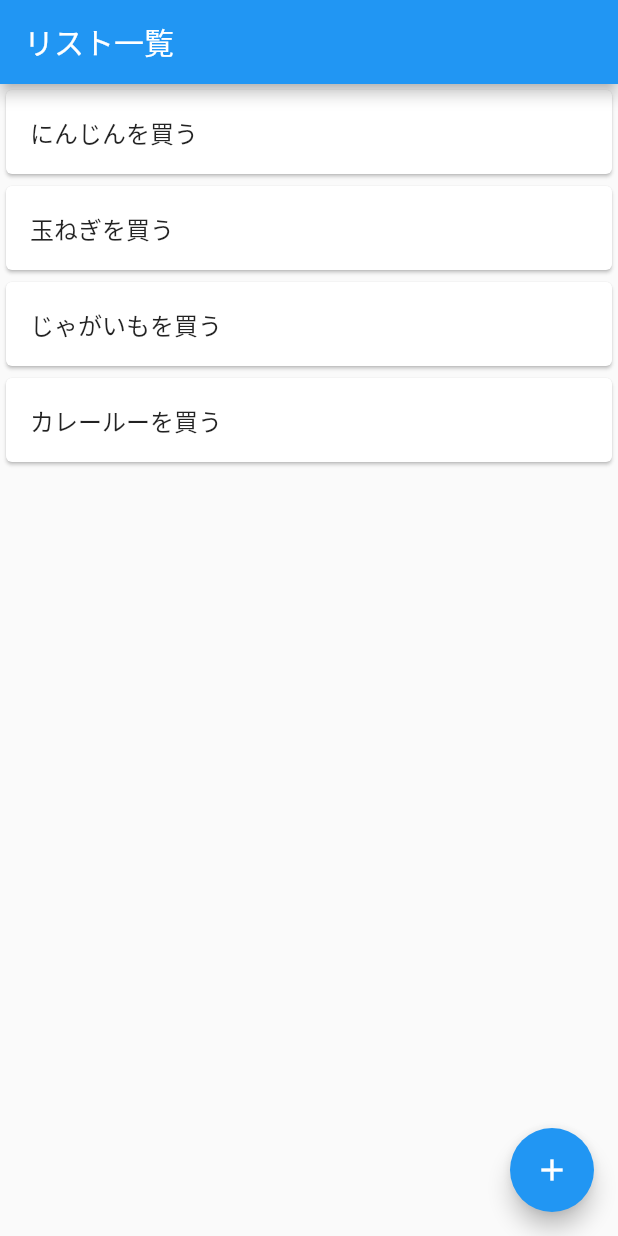
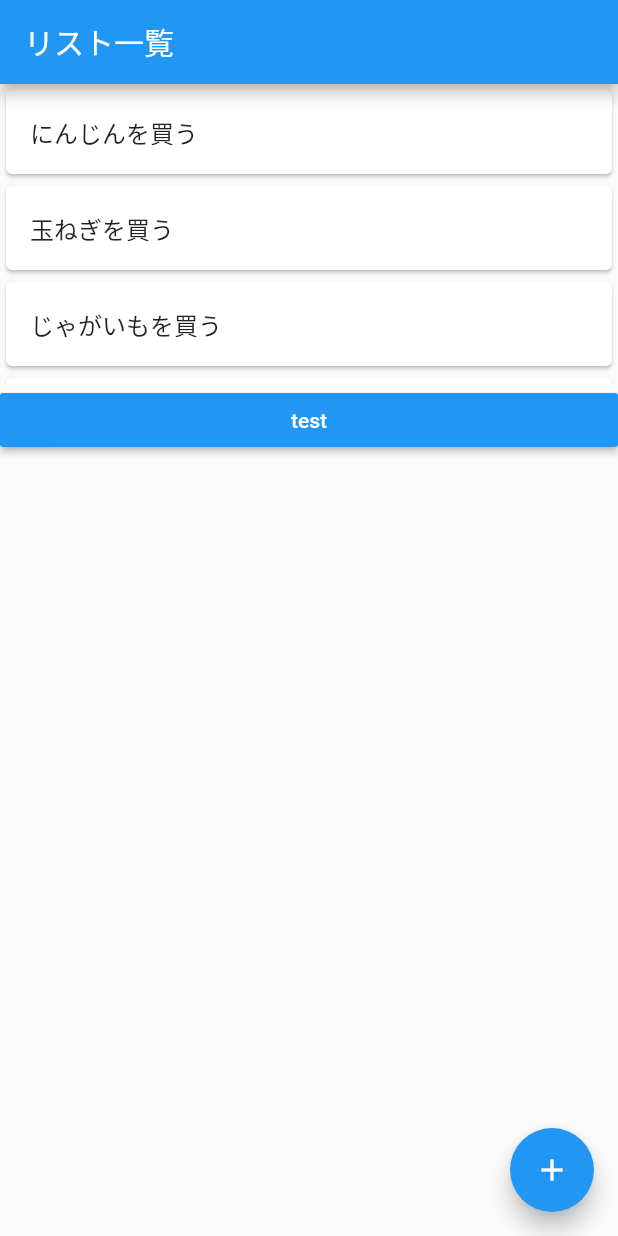
Before and after one commit to ShoHIOKI/test, a Flutter app: the screen it shows after launch, on a phone screen of 412 x 824 dp. Run offline on Flutter 3.47's test engine with Material 2 defaults, Android fonts, the phone set to English and light mode, and no system bars.

Commit message:
リスト下にボタンを追加

```diff
--- a/lib/main.dart
+++ b/lib/main.dart
@@ -26,13 +26,19 @@ class MyTodoApp extends StatelessWidget {
 
 // リスト一覧画面用Widget
 class TodoListPage extends StatelessWidget {
+  final String testButton = 'test';
   @override
   Widget build(BuildContext context) {
     return Scaffold(
       appBar: AppBar(
         title: Text('リスト一覧'),
       ),
-      body: ListView(
+      body: Column(
+        children: <Widget>[
+          Container(
+            height: 200,
+            child: Expanded(
+              child: ListView(
                 children: <Widget>[
                   Card(
                     child: ListTile(
@@ -52,6 +58,20 @@ class TodoListPage extends StatelessWidget {
                   Card(
                     child: ListTile(
                       title: Text('カレールーを買う'),
+                    ),
+                  ),
+                ],
+              ),
+            ),
+          ),
+          Container(
+            //横幅いっぱいに広げる
+            width: double.infinity,
+            //リスト追加ボタン
+            child: RaisedButton(
+              color: Colors.blue,
+              onPressed: (){},
+              child: Text(testButton,style: TextStyle(color: Colors.white)),
             ),
           ),
         ],
```
Lines whose indentation alone changed are shown as unchanged.
